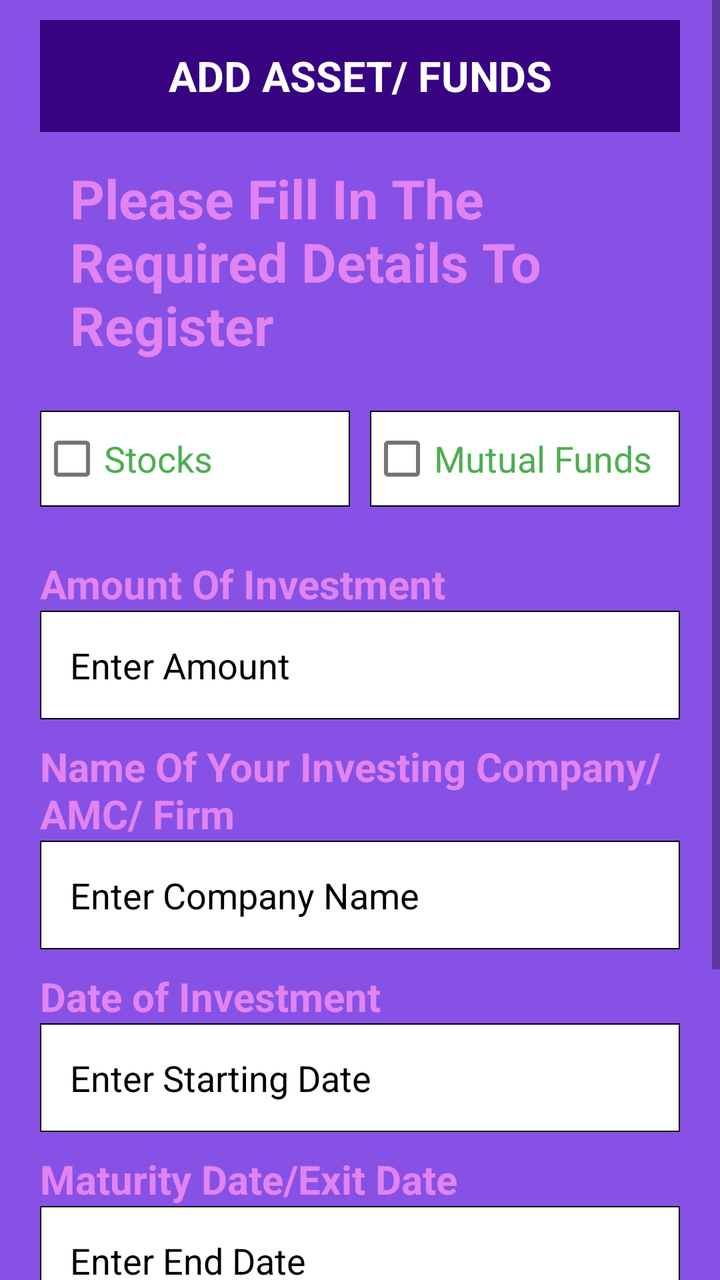
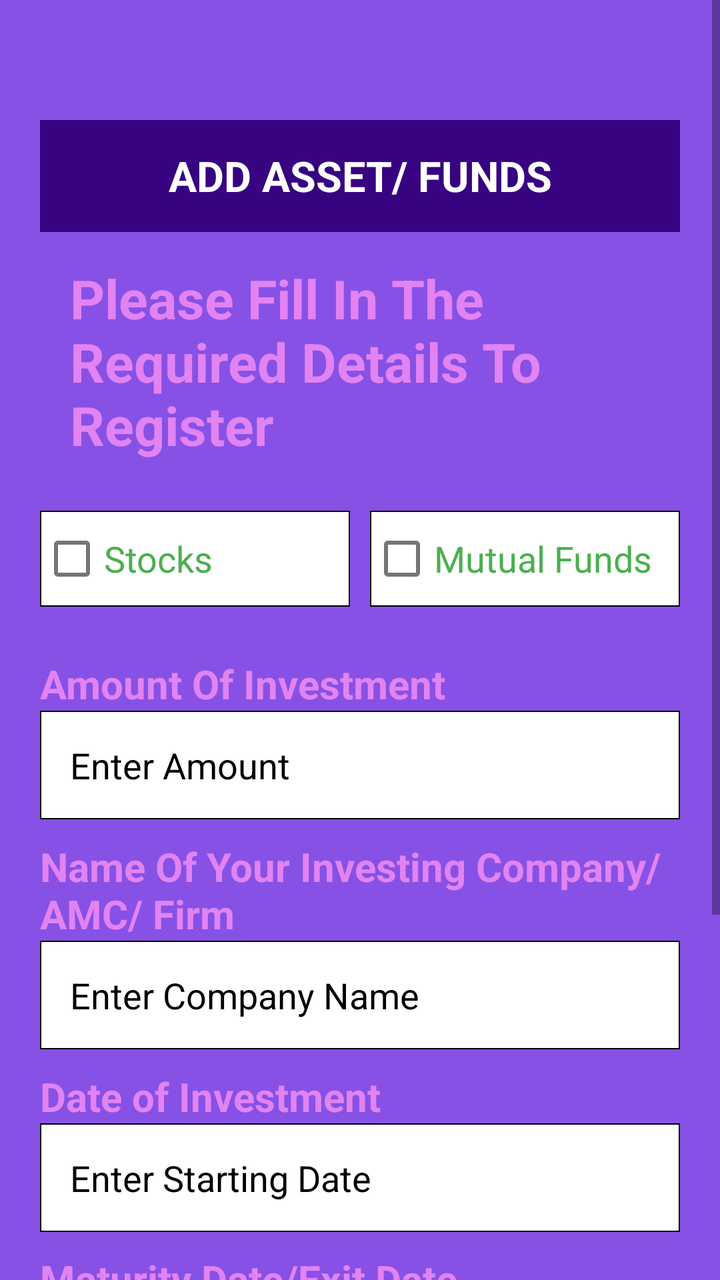

The first picture is an Android layout as it rendered before a commit; the second is the same layout after the commit. The layout source and the unified diff follow.
<!-- AndroidManifest.xml: application theme Theme.FinanceFit -->
<!-- res/layout/activity_add_portfolio.xml -->
<?xml version="1.0" encoding="utf-8"?>
<ScrollView xmlns:android="http://schemas.android.com/apk/res/android"
    xmlns:app="http://schemas.android.com/apk/res-auto"
    xmlns:tools="http://schemas.android.com/tools"
    android:layout_width="match_parent"
    android:layout_height="match_parent">
    <LinearLayout
        android:layout_width="match_parent"
        android:layout_height="match_parent"
        android:paddingRight="20sp"
        android:paddingLeft="20sp"
        android:background="#8751E6"
        android:paddingTop="10sp"
        tools:context=".UpdateProfileActivity"
        android:orientation="vertical">
        <RelativeLayout
            android:layout_width="match_parent"
            android:layout_height="?actionBarSize"
            android:background="#370381"
            android:id="@+id/ToolbarDash">

            <TextView
                android:layout_width="match_parent"
                android:layout_height="wrap_content"
                android:textSize="21sp"
                android:textStyle="bold"
                android:textColor="#fff"
                android:text="ADD ASSET/ FUNDS"
                android:textAlignment="center"
                android:layout_centerVertical="true"/>
        </RelativeLayout>

        <TextView
            android:layout_width="wrap_content"
            android:layout_height="wrap_content"
            android:layout_margin="15sp"
            android:text="Please Fill In The Required Details To Register "
            android:textColor="#E283F3"
            android:textSize="27sp"
            android:textStyle="bold"/>

        <LinearLayout
            android:layout_width="match_parent"
            android:layout_height="wrap_content"
            android:weightSum="2"
            android:layout_marginTop="10sp"
            android:orientation="horizontal">

            <CheckBox
                android:layout_width="8sp"
                android:layout_height="wrap_content"
                android:text="Stocks"
                android:textSize="18sp"
                android:textColor="#4CAF50"
                android:id="@+id/expense_check"
                android:layout_marginEnd="5sp"
                android:background="@drawable/edt_text_bg"
                android:layout_weight="1"/>
            <CheckBox
                android:layout_width="8sp"
                android:layout_height="wrap_content"
                android:text="Mutual Funds"
                android:textColor="#4CAF50"
                android:textSize="18sp"
                android:id="@+id/income_check"
                android:layout_marginStart="5sp"
                android:background="@drawable/edt_text_bg"
                android:layout_weight="1"/>

        </LinearLayout>
        <TextView
            android:layout_width="match_parent"
            android:layout_height="wrap_content"
            android:layout_marginTop="25sp"
            android:text="Amount Of Investment"
            android:textColor="#E283F3"
            android:textStyle="bold"
            android:textSize="20sp"/>
        <EditText
            android:layout_width="match_parent"
            android:layout_height="wrap_content"
            android:id="@+id/user_amount_add"
            android:hint="Enter Amount"
            android:inputType="number"
            android:textColorHint="#000"
            android:textColor="#000"
            android:padding="15sp"
            android:background="@drawable/edt_text_bg"
            android:layout_marginTop="0sp"/>
        <TextView
            android:layout_width="match_parent"
            android:layout_height="wrap_content"
            android:layout_marginTop="10sp"
            android:text="Name Of Your Investing Company/AMC/ Firm"
            android:textColor="#E283F3"
            android:textStyle="bold"
            android:textSize="20sp"/>
        <EditText
            android:layout_width="match_parent"
            android:layout_height="wrap_content"
            android:id="@+id/user_company_add"
            android:hint="Enter Company Name"
            android:inputType="text"
            android:textColorHint="#000"
            android:textColor="#000"
            android:padding="15sp"
            android:background="@drawable/edt_text_bg"
            android:layout_marginTop="0sp"/>
        <TextView
            android:layout_width="match_parent"
            android:layout_height="wrap_content"
            android:layout_marginTop="10sp"
            android:text="Date of Investment"
            android:textColor="#E283F3"
            android:textStyle="bold"
            android:textSize="20sp"/>
        <EditText
            android:layout_width="match_parent"
            android:layout_height="wrap_content"
            android:id="@+id/user_date_add"
            android:hint="Enter Starting Date"
            android:inputType="date"
            android:textColorHint="#000"
            android:textColor="#000"
            android:padding="15sp"
            android:background="@drawable/edt_text_bg"
            android:layout_marginTop="0sp"/>
        <TextView
            android:layout_width="match_parent"
            android:layout_height="wrap_content"
            android:layout_marginTop="10sp"
            android:text="Maturity Date/Exit Date"
            android:textColor="#E283F3"
            android:textStyle="bold"
            android:textSize="20sp"/>
        <EditText
            android:layout_width="match_parent"
            android:layout_height="wrap_content"
            android:id="@+id/user_endDate_add"
            android:hint="Enter End Date"
            android:inputType="date"
            android:textColorHint="#000"
            android:textColor="#000"
            android:padding="15sp"
            android:background="@drawable/edt_text_bg"
            android:layout_marginTop="0sp"/>
        <TextView
            android:layout_width="match_parent"
            android:layout_height="wrap_content"
            android:layout_marginTop="10sp"
            android:text="Type of Investment(Equity/Debt/Hybrid/ SIP/ SWP)"
            android:textColor="#E283F3"
            android:textStyle="bold"
            android:textSize="20sp"/>
        <EditText
            android:layout_width="match_parent"
            android:layout_height="wrap_content"
            android:id="@+id/user_type_add"
            android:hint="Enter Type"
            android:inputType="text"
            android:textColorHint="#000"
            android:textColor="#000"
            android:padding="15sp"
            android:background="@drawable/edt_text_bg"
            android:layout_marginTop="0sp"/>



        <androidx.appcompat.widget.AppCompatButton
            android:layout_width="wrap_content"
            android:layout_height="wrap_content"
            android:layout_marginTop="25sp"
            android:text="SAVE"
            android:textColor="#000"
            android:textSize="20sp"
            android:layout_gravity="center"
            android:textStyle="bold"
            android:background="#2C9DF6"
            android:id="@+id/btnSave"/>

    </LinearLayout>
</ScrollView>
<!-- resources referenced by this layout -->
<resources>
  <!-- drawable edt_text_bg (drawable) -->
  <?xml version="1.0" encoding="utf-8"?>
  <shape xmlns:android="http://schemas.android.com/apk/res/android">
      <solid android:color="@color/white"/>
      <stroke android:color="@color/black" android:width="2px"/>
  
  </shape>
  <style name="Theme.FinanceFit" parent="Theme.MaterialComponents.DayNight.NoActionBar">
          
          <item name="colorPrimary">@color/purple_500</item>
          <item name="colorPrimaryVariant">@color/purple_700</item>
          <item name="colorOnPrimary">@color/white</item>
          
          <item name="colorSecondary">@color/teal_200</item>
          <item name="colorSecondaryVariant">@color/teal_700</item>
          <item name="colorOnSecondary">@color/black</item>
          
          <item name="android:statusBarColor">#130041</item>
  
          
      </style>
  <color name="white">#FFFFFFFF</color>
  <color name="black">#FF000000</color>
  <color name="purple_500">#FF6200EE</color>
  <color name="purple_700">#FF3700B3</color>
  <color name="teal_200">#FF03DAC5</color>
  <color name="teal_700">#FF018786</color>
</resources>

<!-- the commit's change to res/layout/activity_add_portfolio.xml (unified diff, before → after) -->
@@ -3,7 +3,8 @@
     xmlns:app="http://schemas.android.com/apk/res-auto"
     xmlns:tools="http://schemas.android.com/tools"
     android:layout_width="match_parent"
-    android:layout_height="match_parent">
+    android:layout_height="match_parent"
+    android:fillViewport="true">
     <LinearLayout
         android:layout_width="match_parent"
         android:layout_height="match_parent"
@@ -16,6 +17,7 @@
         <RelativeLayout
             android:layout_width="match_parent"
             android:layout_height="?actionBarSize"
+            android:layout_marginTop="50sp"
             android:background="#370381"
             android:id="@+id/ToolbarDash">
 
